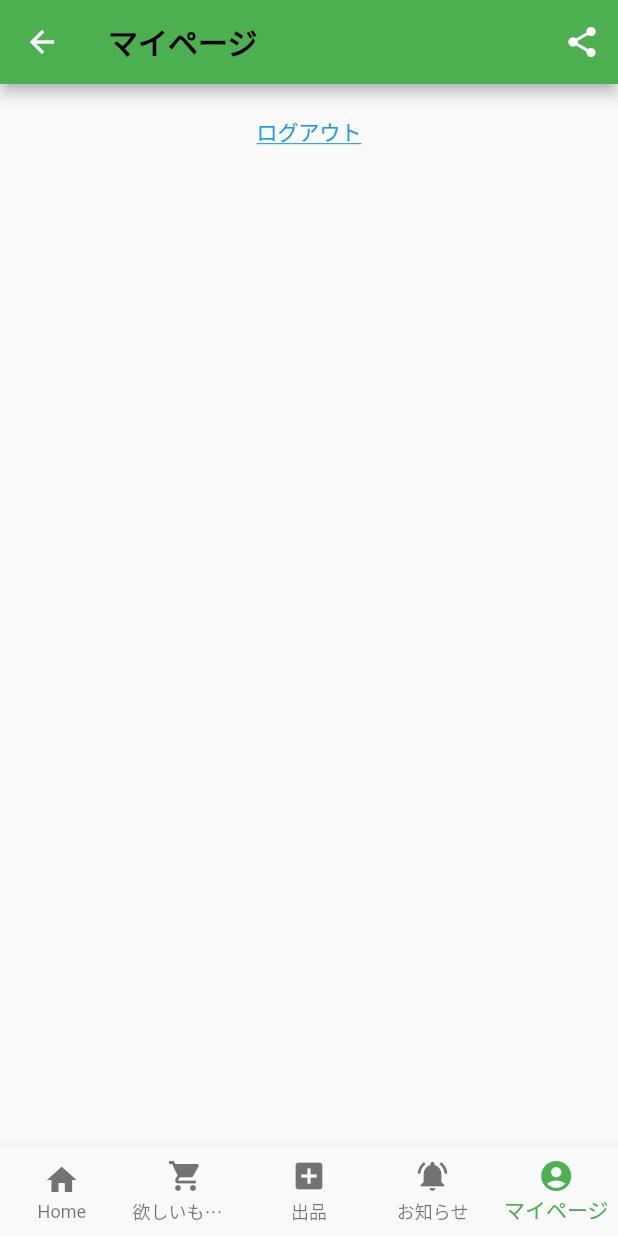
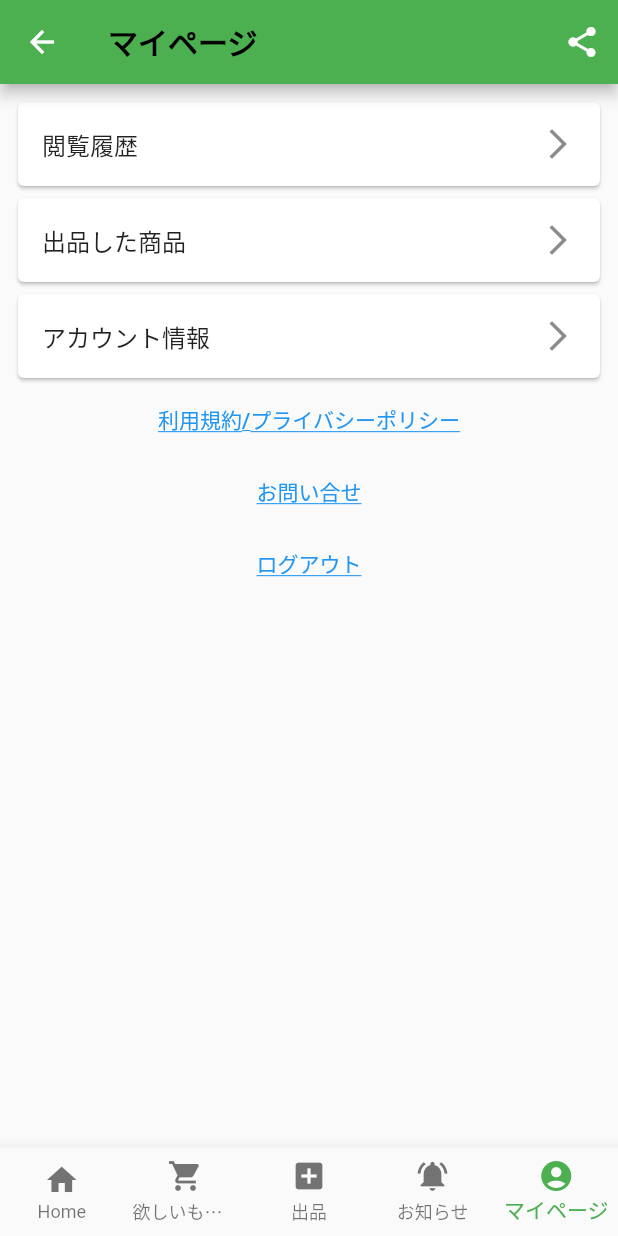
Before and after one commit to CoreForceNITech/share_box, a Flutter app: the MyPage screen opened directly, on a phone screen of 412 x 824 dp. Run offline on Flutter 3.47's test engine with Material 2 defaults, Android fonts, the phone set to English and light mode, and no system bars; our stand-ins replace flutter_secure_storage, get, share_plus; accounts and stored records are empty.

Commit message:
ver0.1.4.1 マイページの項目追加

```diff
--- a/lib/Pages/my_page.dart
+++ b/lib/Pages/my_page.dart
@@ -26,6 +26,71 @@ class _MyPageState extends State<MyPage> {
           child: SingleChildScrollView(
             child: Column(
               children: <Widget>[
+                Container(
+                  decoration: BoxDecoration(
+                    borderRadius: BorderRadius.circular(20),
+                  ),
+                  child: ListView(
+                    shrinkWrap: true,
+                    physics: const NeverScrollableScrollPhysics(),
+                    padding: EdgeInsets.zero,
+                    children: [
+                      Card(
+                        child: ListTile(
+                          title: const Text('閲覧履歴'),
+                          trailing: const Icon(Icons.arrow_forward_ios_sharp),
+                          onTap: () {
+                            //MyDrawer.movePage(context, IntroductNewBooks());
+                          },
+                        ),
+                      ),
+                      Card(
+                        child: ListTile(
+                          title: const Text('出品した商品'),
+                          trailing: const Icon(Icons.arrow_forward_ios_sharp),
+                          onTap: () {
+                            //MyDrawer.movePage(context, IntroductNewBooks());
+                          },
+                        ),
+                      ),
+                      Card(
+                        child: ListTile(
+                          title: const Text('アカウント情報'),
+                          trailing: const Icon(Icons.arrow_forward_ios_sharp),
+                          onTap: () {
+                            //MyDrawer.movePage(context, IntroductNewBooks());
+                          },
+                        ),
+                      ),
+                    ],
+                  ),
+                ),
+                TextButton(
+                  child: const Text(
+                    '利用規約/プライバシーポリシー',
+                    style: TextStyle(
+                      color: Colors.blue,
+                      decoration: TextDecoration.underline,
+                    ),
+                  ),
+                  onPressed: () {
+                    MyDrawer.movePage(
+                        context, const MyHomePage(title: 'LoginPage!'));
+                  },
+                ),
+                TextButton(
+                  child: const Text(
+                    'お問い合せ',
+                    style: TextStyle(
+                      color: Colors.blue,
+                      decoration: TextDecoration.underline,
+                    ),
+                  ),
+                  onPressed: () {
+                    MyDrawer.movePage(
+                        context, const MyHomePage(title: 'LoginPage!'));
+                  },
+                ),
                 TextButton(
                   child: const Text(
                     'ログアウト',
@@ -35,7 +100,8 @@ class _MyPageState extends State<MyPage> {
                     ),
                   ),
                   onPressed: () {
-                    MyDrawer.movePage(context, const MyHomePage(title: 'LoginPage!'));
+                    MyDrawer.movePage(
+                        context, const MyHomePage(title: 'LoginPage!'));
                   },
                 ),
               ],
```
